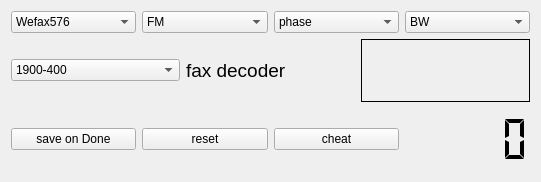
Qt form decoders/fax-decoder/fax-decoder.ui (JvanKatwijk/swradio-8) before a commit.
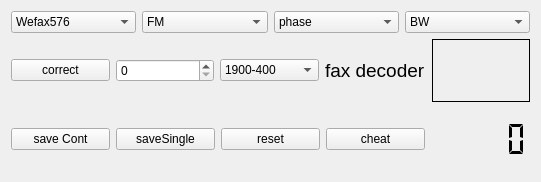
The same form after that commit.

Commit message: mods to fax decoder

```diff
--- a/decoders/fax-decoder/fax-decoder.ui
+++ b/decoders/fax-decoder/fax-decoder.ui
@@ -90,6 +90,16 @@
    </item>
    <item>
     <layout class="QHBoxLayout" name="horizontalLayout_2">
+     <item>
+      <widget class="QPushButton" name="correctButton">
+       <property name="text">
+        <string>correct</string>
+       </property>
+      </widget>
+     </item>
+     <item>
+      <widget class="QSpinBox" name="sampleCorrection"/>
+     </item>
      <item>
       <widget class="QComboBox" name="deviationSetter">
        <item>
@@ -139,7 +149,14 @@
         <string>&lt;html&gt;&lt;head/&gt;&lt;body&gt;&lt;p&gt;Save the picture when the end is reached. A menu will apear at the end with which a file(name) can be selected.&lt;/p&gt;&lt;/body&gt;&lt;/html&gt;</string>
        </property>
        <property name="text">
-        <string>save on Done</string>
+        <string>save Cont</string>
+       </property>
+      </widget>
+     </item>
+     <item>
+      <widget class="QPushButton" name="saveSingleButton">
+       <property name="text">
+        <string>saveSingle</string>
        </property>
       </widget>
      </item>
```
Left out of the diff: 2 changed lines with no effect on the pictures. The commit also changes 2 other files.
